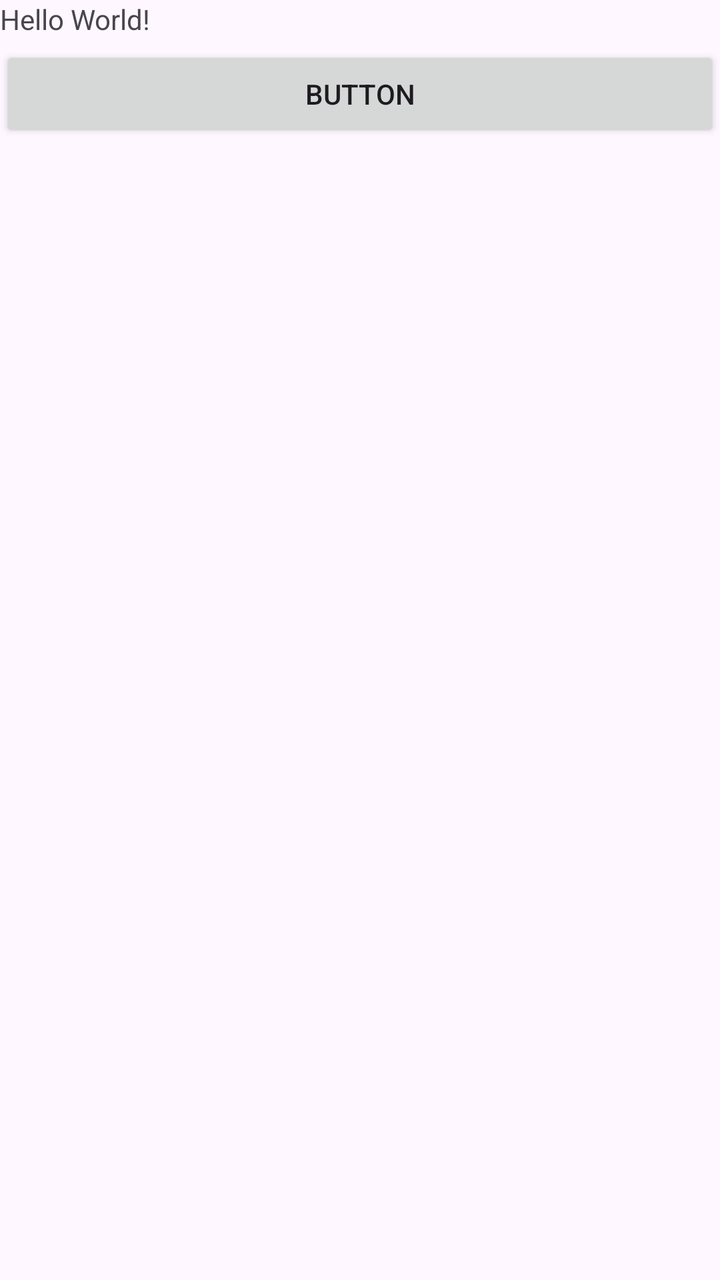
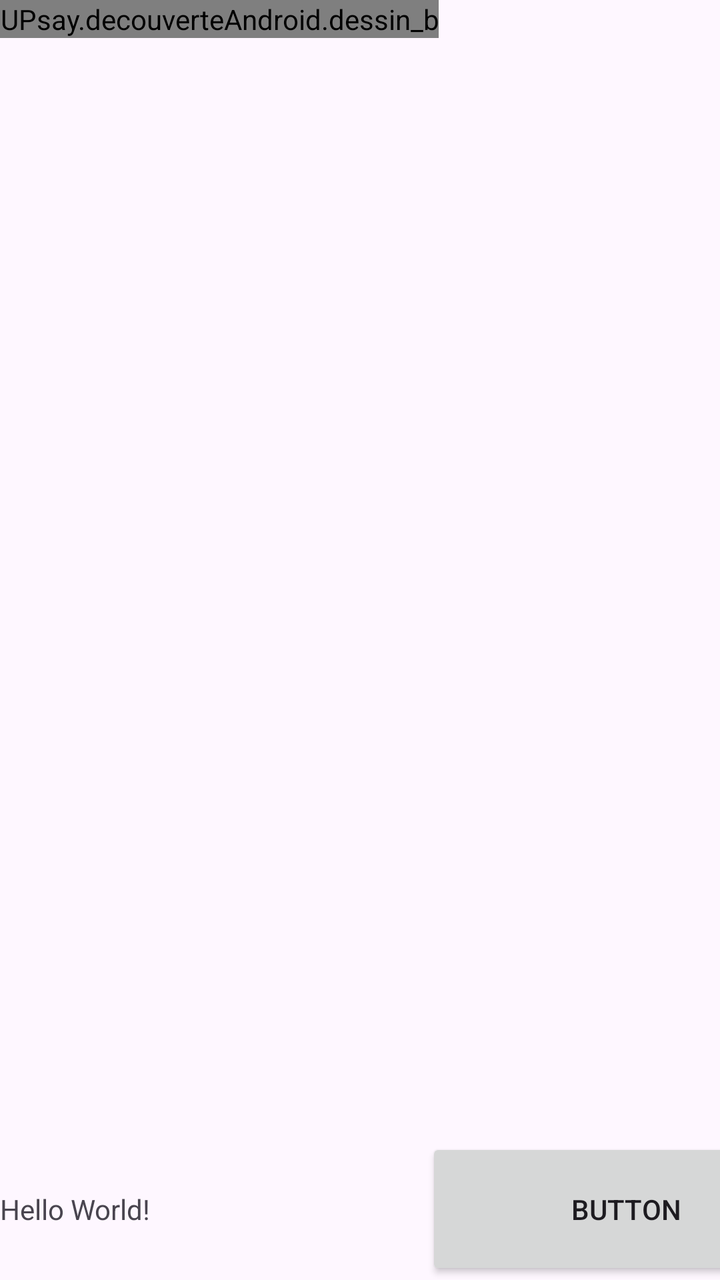

An Android layout rendered at two revisions. The XML below is the earlier revision; the diff shows what the commit changed to produce the second picture.
<!-- AndroidManifest.xml: application theme Theme.TP_Android_SANCHES -->
<!-- res/layout/activity_main.xml -->
<?xml version="1.0" encoding="utf-8"?>
<LinearLayout xmlns:android="http://schemas.android.com/apk/res/android"
    xmlns:app="http://schemas.android.com/apk/res-auto"
    xmlns:tools="http://schemas.android.com/tools"
    android:id="@+id/main"
    android:layout_width="match_parent"
    android:layout_height="match_parent"
    android:orientation="vertical"
    tools:context=".MainActivity">

    <TextView
        android:id="@+id/monTexte"
        android:layout_width="88dp"
        android:layout_height="23dp"
        android:text="Hello World!"
        tools:ignore="TextSizeCheck,TextSizeCheck" />

    <Button
        android:id="@+id/button"
        android:layout_width="match_parent"
        android:layout_height="48dp"
        android:onClick="dessin"
        android:text="@string/button"
        tools:ignore="VisualLintButtonSize" />

</LinearLayout>
<!-- resources referenced by this layout -->
<resources>
  <string name="button">Button</string>
  <style name="Theme.TP_Android_SANCHES" parent="Base.Theme.TP_Android_SANCHES" />
  <style name="Base.Theme.TP_Android_SANCHES" parent="Theme.Material3.DayNight.NoActionBar">
          
          
      </style>
</resources>

<!-- the commit's change to res/layout/activity_main.xml (unified diff, before → after) -->
@@ -8,19 +8,37 @@
     android:orientation="vertical"
     tools:context=".MainActivity">
 
-    <TextView
-        android:id="@+id/monTexte"
-        android:layout_width="88dp"
-        android:layout_height="23dp"
-        android:text="Hello World!"
-        tools:ignore="TextSizeCheck,TextSizeCheck" />
+    <TableRow
+        android:layout_width="match_parent"
+        android:layout_height="match_parent"
+        android:layout_weight="1">
 
-    <Button
-        android:id="@+id/button"
+        <UPsay.decouverteAndroid.dessin_b
+            android:id="@+id/dessin_b"
+            android:layout_width="wrap_content"
+            android:layout_height="wrap_content"
+            tools:ignore="MissingClass" />
+    </TableRow>
+
+    <TableRow
         android:layout_width="match_parent"
-        android:layout_height="48dp"
-        android:onClick="dessin"
-        android:text="@string/button"
-        tools:ignore="VisualLintButtonSize" />
+        android:layout_height="match_parent"
+        android:layout_weight="8">
+
+        <TextView
+            android:id="@+id/monTexte"
+            android:layout_width="213dp"
+            android:layout_height="37dp"
+            android:text="Hello World!"
+            tools:ignore="TextSizeCheck,TextSizeCheck" />
+
+        <Button
+            android:id="@+id/button"
+            android:layout_width="200dp"
+            android:layout_height="match_parent"
+            android:onClick="dessin"
+            android:text="@string/button"
+            tools:ignore="VisualLintButtonSize" />
+    </TableRow>
 
 </LinearLayout>
